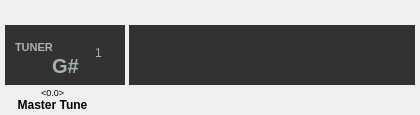
Before: the Qt Designer form ToasterWidgets/QToasterTunerLCD.ui in virango/Toaster, drawn with Qt 5.
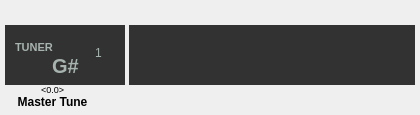
After: the same form once the commit is applied.

```diff
--- a/ToasterWidgets/QToasterTunerLCD.ui
+++ b/ToasterWidgets/QToasterTunerLCD.ui
@@ -204,7 +204,7 @@
    <property name="geometry">
     <rect>
      <x>5</x>
-     <y>97</y>
+     <y>94</y>
      <width>95</width>
      <height>15</height>
     </rect>
@@ -235,7 +235,7 @@
    <property name="geometry">
     <rect>
      <x>5</x>
-     <y>85</y>
+     <y>82</y>
      <width>95</width>
      <height>15</height>
     </rect>
```
Left out of the diff: 4 changed lines with no effect on the pictures.
